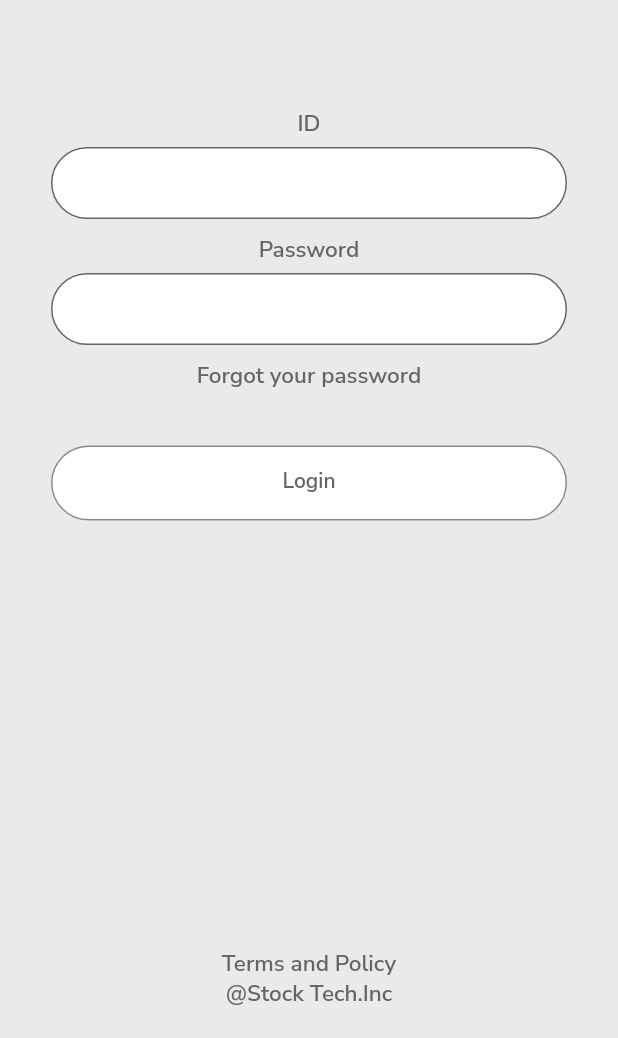
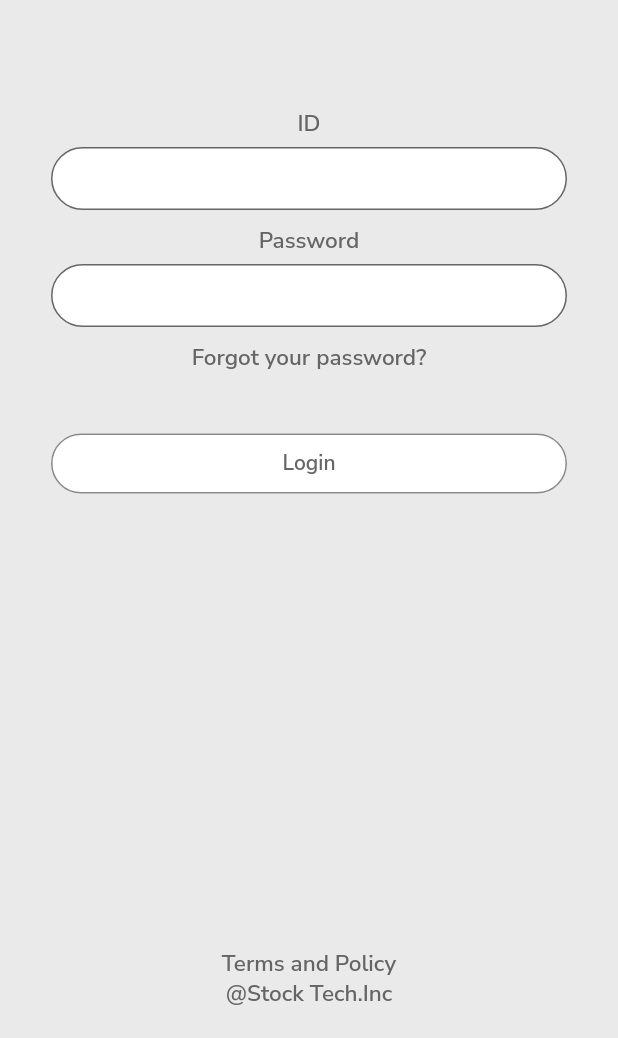
Before and after one commit to clydegold8/simple-flutter-app, a Flutter app: the screen it shows after launch, on a phone screen of 412 x 824 dp, the part 198-1236 px from its top. Run offline on Flutter 3.47's test engine with Material 2 defaults, Android fonts, the phone set to English and light mode, and no system bars; generated files the repository leaves out were written again.

Commit message:
adjusted height of the fields and button

```diff
--- a/lib/l10n/app_en.arb
+++ b/lib/l10n/app_en.arb
@@ -4,7 +4,7 @@
     "increment": "Increment",
     "id": "ID",
     "password": "Password",
-    "forgot_password": "Forgot your password",
+    "forgot_password": "Forgot your password?",
     "login": "Login",
     "terms": "Terms and Policy"
 }
--- a/lib/widgets/login_form.dart
+++ b/lib/widgets/login_form.dart
@@ -56,7 +56,8 @@ class MyCustomFormState extends State<KBlockLoginForm> {
                     border: OutlineInputBorder(
                       borderRadius: BorderRadius.circular(40.0),
                     ),
-                    contentPadding: EdgeInsets.symmetric(vertical: 0.0, horizontal: 15.0),
+                    isDense: true,
+                    contentPadding: EdgeInsets.symmetric(vertical: 10, horizontal: 15.0),
                   )
                 )
           ),
@@ -82,7 +83,8 @@ class MyCustomFormState extends State<KBlockLoginForm> {
                       borderRadius: BorderRadius.circular(40.0),
                       borderSide: const BorderSide(color: Color(0xFF898989)),
                     ),
-                    contentPadding: EdgeInsets.symmetric(vertical: 0.0, horizontal: 15.0),
+                    isDense: true,
+                    contentPadding: EdgeInsets.symmetric(vertical: 10, horizontal: 15.0),
                   ),
                 ),),
           // forgot password link
@@ -110,7 +112,7 @@ class MyCustomFormState extends State<KBlockLoginForm> {
                     )),
                 child: SizedBox(
                   width: double.infinity,
-                  height: 50.0,
+                  height: 40.0,
                   child: Padding(
                       padding: const EdgeInsets.fromLTRB(0, 10, 0, 12),
                       child: SizedBox(
```
